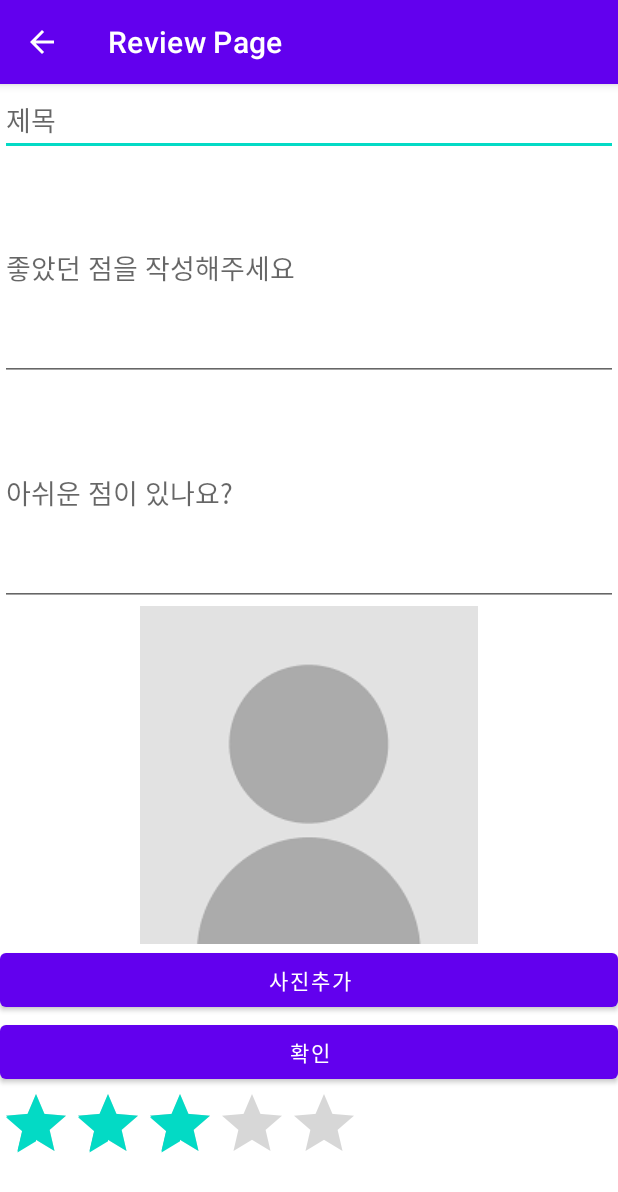
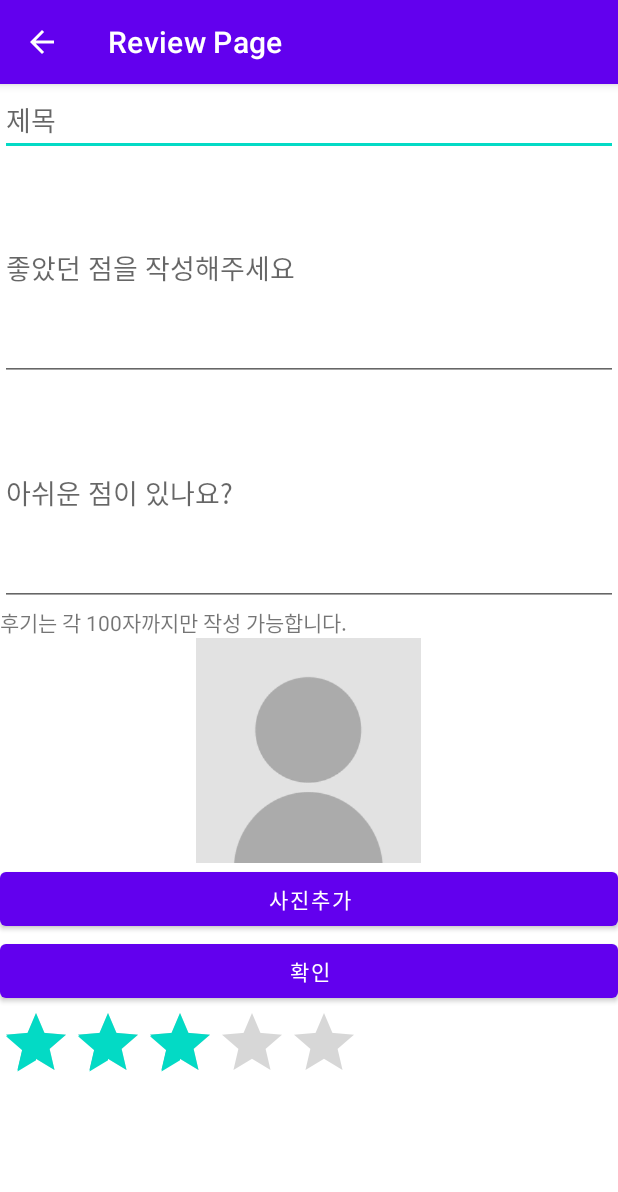
Before and after one commit to OMing06/tooth_app22-01, an Android app: the ReviewActivity screen opened directly, with no data from a screen before it, after a tap on an icon or button, on a phone screen of 412 x 824 dp. Shown: the top 1192 px of the screen. Run offline under Robolectric (Android 15) with nearby library versions, the phone set to English and light mode, and no system bars; our stand-ins replace Firebase (no records; nobody signed in at launch, a user with empty details on screens opened directly), Picasso.

Commit message:
22-05-11

```diff
--- a/app/src/main/java/com/example/tooset_test02/ReviewActivity.java
+++ b/app/src/main/java/com/example/tooset_test02/ReviewActivity.java
@@ -2,8 +2,10 @@ package com.example.tooset_test02;
 
 import androidx.annotation.NonNull;
 import androidx.appcompat.app.AppCompatActivity;
+import androidx.recyclerview.widget.GridLayoutManager;
 import androidx.recyclerview.widget.LinearLayoutManager;
 import androidx.recyclerview.widget.RecyclerView;
+import androidx.recyclerview.widget.StaggeredGridLayoutManager;
 
 import android.content.Intent;
 import android.os.Bundle;
@@ -59,9 +61,13 @@ public class ReviewActivity extends AppCompatActivity {
 
 
         LinearLayoutManager mLayoutManager = new LinearLayoutManager(this);
+        //StaggeredGridLayoutManager mLayoutManager = new mLayoutManager(2,1);
         mLayoutManager.setReverseLayout(true);
         mLayoutManager.setStackFromEnd(true);
+        //mLayoutManager.setStackFromEnd(true);
         recyclerView.setLayoutManager(mLayoutManager);
+
+        recyclerView.smoothScrollToPosition(1);
 
 
         FirebaseRecyclerOptions<ReviewModel> options =
--- a/app/src/main/java/com/example/tooset_test02/ReviewAddActivity.java
+++ b/app/src/main/java/com/example/tooset_test02/ReviewAddActivity.java
@@ -13,8 +13,12 @@ import android.content.ContentResolver;
 import android.content.DialogInterface;
 import android.content.Intent;
 import android.graphics.Bitmap;
+import android.graphics.Color;
 import android.net.Uri;
 import android.os.Bundle;
+import android.os.Handler;
+import android.text.Editable;
+import android.text.TextWatcher;
 import android.util.Log;
 import android.view.View;
 import android.webkit.MimeTypeMap;
@@ -53,6 +57,7 @@ import java.util.Date;
 import java.util.HashMap;
 import java.util.Locale;
 import java.util.Map;
+import java.util.Random;
 
 public class ReviewAddActivity extends AppCompatActivity {
 
@@ -61,6 +66,8 @@ public class ReviewAddActivity extends AppCompatActivity {
     ImageView iv_reviewImage;
     ProgressBar progressBar2;
     RatingBar rv_ratingBar;
+
+    TextView tvgnrl;
 
     Uri imageUri;
     String myUri;
@@ -71,7 +78,7 @@ public class ReviewAddActivity extends AppCompatActivity {
     StorageTask uploadTask;
     StorageReference storageProfileRef;
 
-    String userNameV;
+    String userNameV, input;
     float rating;
 
     @Override
@@ -87,6 +94,8 @@ public class ReviewAddActivity extends AppCompatActivity {
         iv_reviewImage = findViewById(R.id.iv_reviewImage);
         progressBar2 = findViewById(R.id.progressBar2);
         rv_ratingBar = findViewById(R.id.rv_ratingBar);
+
+        tvgnrl = findViewById(R.id.tvgnrl);
 
         progressBar2.setVisibility(View.INVISIBLE);
 
@@ -116,6 +125,8 @@ public class ReviewAddActivity extends AppCompatActivity {
                 waringDialog();
             }
         });
+
+        maxText();
 
 
     }
@@ -217,6 +228,7 @@ public class ReviewAddActivity extends AppCompatActivity {
                     map.put("reviewUserName", userNameV);
                     map.put("now_date",getTime());
                     map.put("rating", rv_ratingBar.getRating());
+
                     Uri downloadUrl = task.getResult();
                     myUri = downloadUrl.toString();
                     map.put("imageUrl", myUri);
@@ -265,4 +277,51 @@ public class ReviewAddActivity extends AppCompatActivity {
         intent.setAction(Intent.ACTION_GET_CONTENT);
         startActivityForResult(intent, 1);
     }
+
+    private void maxText() {
+
+        tv_reviewGood.addTextChangedListener(new TextWatcher() {
+            @Override
+            public void beforeTextChanged(CharSequence s, int start, int count, int after) { }
+
+            @Override
+            public void onTextChanged(CharSequence s, int start, int before, int count) {
+                input = tv_reviewGood.getText().toString();
+                tvgnrl.setText(input.length()+" / 100");
+                maxTextSetButton();
+            }
+
+            @Override
+            public void afterTextChanged(Editable s) { }
+        });
+
+        tv_reviewBad.addTextChangedListener(new TextWatcher() {
+            @Override
+            public void beforeTextChanged(CharSequence s, int start, int count, int after) { }
+
+            @Override
+            public void onTextChanged(CharSequence s, int start, int before, int count) {
+                input = tv_reviewBad.getText().toString();
+                tvgnrl.setText(input.length() + " / 100");
+                maxTextSetButton();
+            }
+
+            @Override
+            public void afterTextChanged(Editable s) { }
+        });
+
+    }
+
+    private void maxTextSetButton() {
+        String input = tv_reviewBad.getText().toString();
+        if(input.length() == 100) {
+            review_add_button.setEnabled(false);
+            review_add_button.setBackgroundColor(Color.MAGENTA);
+        } else if(input.length() <= 100) {
+            review_add_button.setEnabled(true);
+            review_add_button.setBackgroundColor(Color.YELLOW);
+        }
+    }
+
+
 }
--- a/app/src/main/res/layout/activity_review.xml
+++ b/app/src/main/res/layout/activity_review.xml
@@ -15,8 +15,8 @@
             android:id="@+id/reviewRecyclerView"
             android:layout_width="match_parent"
             android:layout_height="0dp"
-            android:paddingTop="20dp"
-            android:paddingBottom="20dp"
+            android:paddingTop="5dp"
+            android:paddingBottom="5dp"
             app:layout_constraintBottom_toBottomOf="parent"
             app:layout_constraintEnd_toEndOf="parent"
             app:layout_constraintStart_toStartOf="parent"
--- a/app/src/main/res/layout/activity_review_add.xml
+++ b/app/src/main/res/layout/activity_review_add.xml
@@ -13,6 +13,7 @@
         android:layout_height="wrap_content"
         android:ems="10"
         android:hint="제목"
+        android:maxLength="50"
         android:inputType="textPersonName"
         android:minHeight="48dp" />
 
@@ -21,22 +22,38 @@
         android:layout_width="match_parent"
         android:layout_height="150dp"
         android:ems="10"
+        android:maxLength="100"
         android:hint="좋았던 점을 작성해주세요"
-        android:inputType="textPersonName" />
+        android:inputType="textMultiLine" />
 
     <EditText
         android:id="@+id/tv_reviewBad"
         android:layout_width="match_parent"
         android:layout_height="150dp"
         android:ems="10"
+        android:maxLength="100"
         android:hint="아쉬운 점이 있나요?"
-        android:inputType="textPersonName" />
+        android:inputType="textMultiLine" />
 
-    <ImageView
-        android:id="@+id/iv_reviewImage"
+    <TextView
+        android:id="@+id/tvgnrl"
         android:layout_width="match_parent"
         android:layout_height="wrap_content"
-        app:srcCompat="@drawable/no_picture_image" />
+        android:text="후기는 각 100자까지만 작성 가능합니다." />
+
+    <LinearLayout
+        android:layout_width="match_parent"
+        android:layout_height="wrap_content"
+        android:orientation="vertical">
+
+        <ImageView
+            android:id="@+id/iv_reviewImage"
+            android:layout_width="150dp"
+            android:layout_height="150dp"
+            android:layout_gravity="center"
+            android:scaleType="fitXY"
+            app:srcCompat="@drawable/no_picture_image" />
+    </LinearLayout>
 
     <Button
         android:id="@+id/review_addImage_button"
--- a/app/src/main/res/values/colors.xml
+++ b/app/src/main/res/values/colors.xml
@@ -7,4 +7,5 @@
     <color name="teal_700">#FF018786</color>
     <color name="black">#FF000000</color>
     <color name="white">#FFFFFFFF</color>
+
 </resources>
```
Also changed, not shown: app/src/main/java/com/example/tooset_test02/ReviewAdapter.java (+9 -20 lines), app/src/main/res/layout/review_list.xml (+10 -5 lines).
